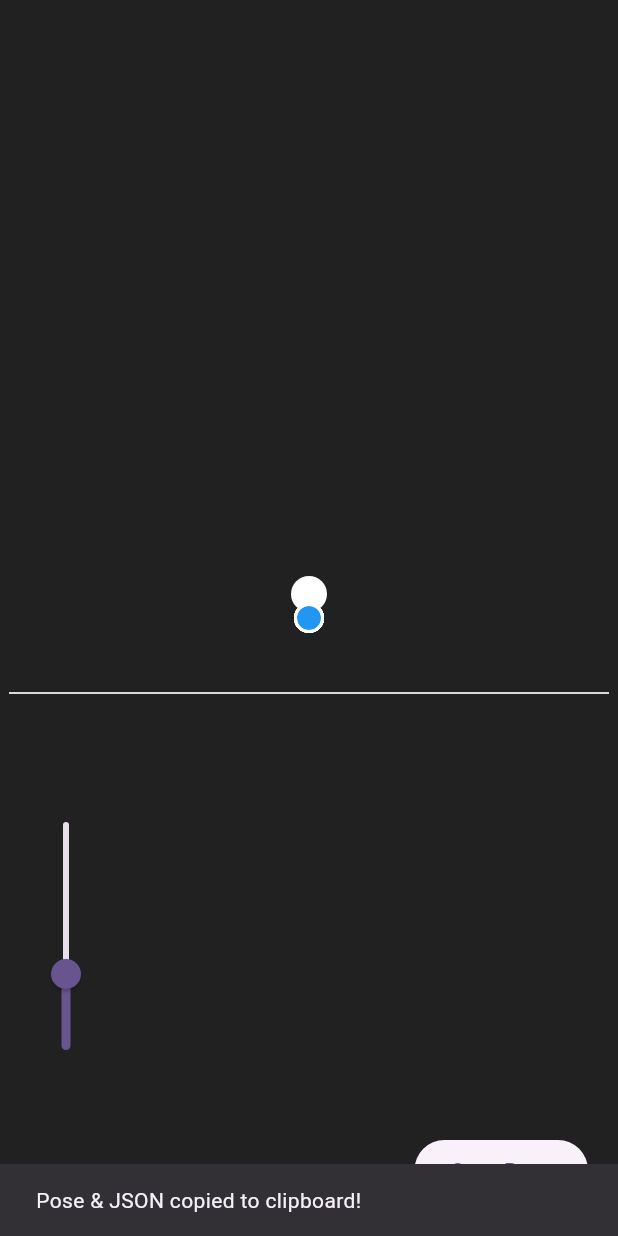
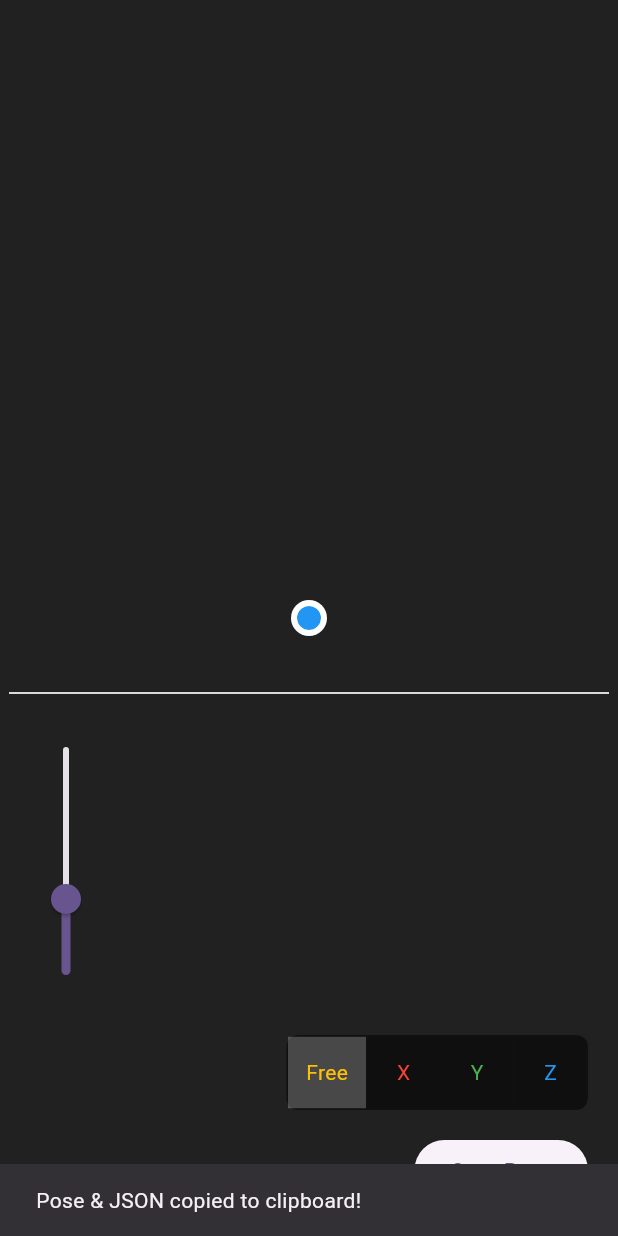
Before and after one commit to leehj825/stickman-animator, a Flutter app: the screen it shows after launch, after a tap on "Copy Pose", on a phone screen of 412 x 824 dp. Run offline on Flutter 3.47's test engine with Material 3 defaults, Android fonts, the phone set to English and light mode, and no system bars.

Commit message:
Finalize Stickman Editor with Axis Constraints and Adjustable Head
- Add 'head' node to `StickmanSkeleton` hierarchy to allow independent adjustment.
- Implement Axis Constraint UI (Free, X, Y, Z) in `StickmanPoseEditor`.
- Update `StickmanPainter` to draw infinite dotted lines for active axis constraints.
- Refactor drag logic to project screen delta onto 3D world axes.
- Ensure legacy procedural animation correctly updates the new head node.

```diff
--- a/lib/src/stickman_animator.dart
+++ b/lib/src/stickman_animator.dart
@@ -29,6 +29,12 @@ class ProceduralMotionStrategy implements MotionStrategy {
     double breath = sin(controller.time * 0.5) * 1.0;
     double bounce = breath * (1 - controller.runWeight) + (sin(controller.time)).abs() * 3.0 * controller.runWeight;
     controller.skeleton.neck.setValues(0, -25 + bounce, 0);
+
+    // Update Head relative to Neck
+    if (controller.skeleton.head != null) {
+      // Offset head by 8 units up (-Y)
+      controller.skeleton.setHead(controller.skeleton.neck + v.Vector3(0, -8, 0));
+    }
 
     // 2. Shoulders & Hips (Relative to body)
     controller.skeleton.lShoulder = controller.skeleton.neck.clone();
--- a/lib/src/stickman_editor.dart
+++ b/lib/src/stickman_editor.dart
@@ -18,26 +18,26 @@ class _StickmanPoseEditorState extends State<StickmanPoseEditor> {
   // Mapping of bone IDs to their StickmanNode objects
   late Map<String, StickmanNode> _nodes;
 
-  // View Parameters (Replaces InteractiveViewer for 3D)
+  // View Parameters
   double _rotationX = 0.0; // Pitch
   double _rotationY = 0.0; // Yaw (Turntable)
-  double _zoom = 2.0;      // Default Larger Zoom
+  double _zoom = 2.0;
   Offset _pan = Offset.zero;
 
   // Selection State
   String? _selectedNodeId;
 
+  // Axis Mode State
+  AxisMode _axisMode = AxisMode.none;
+
   @override
   void initState() {
     super.initState();
     _refreshNodeCache();
-
-    // Set to ManualMotionStrategy
     widget.controller.setStrategy(ManualMotionStrategy());
   }
 
   void _refreshNodeCache() {
-    // Rebuild local map from root traversal to ensure we have all current nodes
     final allNodes = <StickmanNode>[];
     void traverse(StickmanNode n) {
       allNodes.add(n);
@@ -48,7 +48,6 @@ class _StickmanPoseEditorState extends State<StickmanPoseEditor> {
   }
 
   // Coordinate Mapping
-  // Must match StickmanPainter.project logic
   Offset _toScreen(v.Vector3 vec, Size size) {
     return StickmanPainter.project(
       vec * widget.controller.scale,
@@ -60,77 +59,84 @@ class _StickmanPoseEditorState extends State<StickmanPoseEditor> {
     );
   }
 
-  void _updateBonePosition(String nodeId, Offset delta) {
+  void _updateBonePosition(String nodeId, Offset screenDelta) {
     if (!_nodes.containsKey(nodeId)) return;
 
     final node = _nodes[nodeId]!;
     final modelScale = widget.controller.scale;
     if (modelScale == 0) return;
 
-    // Apply Inverse Rotation to Delta
-    // We are dragging in Screen Space (DX, DY).
-    // We want World Space delta (WX, WY, WZ).
-    // The View Rotation was:
-    // X' = X cosY - Z sinY
-    // Z' = X sinY + Z cosY
-    // Y' = Y
-    // (Then pitch X...)
+    // Scale Factor converting World Units to Screen Pixels
+    final scaleFactor = modelScale * _zoom;
 
-    // This inverse is complex because we project 3D to 2D.
-    // Movement in Screen X corresponds to movement along the View Right vector.
-    // Movement in Screen Y corresponds to movement along the View Up vector.
-
-    // View Right Vector in World Space:
-    // Start with (1,0,0). Rotate Y(yaw) -> (cosY, 0, sinY). Rotate X(pitch) -> (cosY, 0, sinY) if Pitch is 0?
-    // Let's assume Pitch is small or handled simply.
-    // Ideally, we invert the rotation matrix.
-
-    // Simple approach:
-    // Rotate the delta vector (dx, dy, 0) by the Inverse View Rotation.
-    // Inverse Orbit Rotation:
-    // Un-pitch (X), then Un-yaw (Y).
-
-    // Let's construct a simple rotation logic inverse.
-    // Screen X corresponds to Camera Right.
-    // Screen Y corresponds to Camera Up.
-
-    // Camera Basis vectors in World Space:
-    // Right = (cos(-rotY), 0, -sin(-rotY)) = (cosY, 0, sinY) ? (Check signs)
-    // Up = ...
-
-    // Let's use VectorMath Matrix.
+    // Inverse View Rotation Matrix (Camera to World)
     final rotMatrix = v.Matrix4.identity()
       ..rotateX(_rotationX)
       ..rotateY(_rotationY);
-
-    // The view transform rotates World to Camera.
-    // So Camera to World is the Inverse.
     final invMatrix = v.Matrix4.inverted(rotMatrix);
 
-    // Screen Delta as a vector on the View Plane
-    final screenDelta = v.Vector3(delta.dx, delta.dy, 0);
+    if (_axisMode == AxisMode.none) {
+      // Free Move (Screen Plane -> View Plane)
+      // Screen X -> View Right -> World Vector
+      // Screen Y -> View Up -> World Vector
 
-    // Transform by Inverse
-    final worldDelta = invMatrix.transform3(screenDelta);
+      final delta3 = v.Vector3(screenDelta.dx, screenDelta.dy, 0);
+      final worldDelta = invMatrix.transform3(delta3);
 
-    // Scale adjustment
-    final scaleFactor = modelScale * _zoom;
+      node.position.x += worldDelta.x / scaleFactor;
+      node.position.y += worldDelta.y / scaleFactor;
+      node.position.z += worldDelta.z / scaleFactor;
 
-    node.position.x += worldDelta.x / scaleFactor;
-    node.position.y += worldDelta.y / scaleFactor;
-    node.position.z += worldDelta.z / scaleFactor;
+    } else {
+      // Axis Constrained Move
+      // We want to move along a specific World Axis (e.g. X: 1,0,0)
+      // We need to find how much the Screen Drag corresponds to movement along that axis.
+      // 1. Project the World Axis onto the Screen Vector.
+      // 2. Dot Product Screen Delta with Projected Axis Vector.
+
+      v.Vector3 axisDir;
+      if (_axisMode == AxisMode.x) axisDir = v.Vector3(1, 0, 0);
+      else if (_axisMode == AxisMode.y) axisDir = v.Vector3(0, 1, 0);
+      else axisDir = v.Vector3(0, 0, 1);
+
+      // Transform World Axis to View Space (Camera Relative Axis)
+      // We use rotMatrix (World -> Camera)
+      // We only rotate the direction, not translate.
+      // Actually, rotMatrix is 4x4.
+      final viewAxis = rotMatrix.transform3(axisDir.clone()); // Assuming pure rotation matrix
+
+      // Now we have the axis direction in View Space (X=Right, Y=Down, Z=Depth).
+      // We project this onto the Screen Plane (X, Y).
+      // Since it's orthographic, Screen X = View X, Screen Y = View Y.
+      final screenAxisDir = Offset(viewAxis.x, viewAxis.y);
+
+      // If axis is perpendicular to screen (pointing purely in Z), magnitude is 0.
+      double screenMag = screenAxisDir.distance;
+      if (screenMag < 0.001) return; // Cannot move this axis from this angle
+
+      // Normalize Screen Axis Direction
+      final screenAxisUnit = screenAxisDir / screenMag;
+
+      // Project Mouse Delta onto Screen Axis
+      double projection = screenDelta.dx * screenAxisUnit.dx + screenDelta.dy * screenAxisUnit.dy;
+
+      // Calculate World Movement Amount
+      // projection (pixels) = worldMove * scaleFactor * screenMag (foreshortening)
+      // worldMove = projection / (scaleFactor * screenMag)
+
+      double worldMove = projection / (scaleFactor * screenMag);
+
+      // Apply to Node
+      node.position.add(axisDir * worldMove);
+    }
   }
 
-  // Node Operations
   void _addNodeToSelected() {
     if (_selectedNodeId == null || !_nodes.containsKey(_selectedNodeId)) return;
-
     final parent = _nodes[_selectedNodeId]!;
     final newNodeId = 'node_${DateTime.now().millisecondsSinceEpoch}';
-    // Offset relative to parent in screen space? No, just world offset.
     final offset = v.Vector3(5, 5, 0);
     final newNode = StickmanNode(newNodeId, parent.position + offset);
-
     setState(() {
       parent.children.add(newNode);
       _refreshNodeCache();
@@ -140,7 +146,6 @@ class _StickmanPoseEditorState extends State<StickmanPoseEditor> {
 
   void _removeSelectedNode() {
      if (_selectedNodeId == null || _selectedNodeId == 'hip') return;
-
      StickmanNode? parent;
      for (var node in _nodes.values) {
        if (node.children.any((c) => c.id == _selectedNodeId)) {
@@ -148,7 +153,6 @@ class _StickmanPoseEditorState extends State<StickmanPoseEditor> {
          break;
        }
      }
-
      if (parent != null) {
        setState(() {
          parent!.children.removeWhere((c) => c.id == _selectedNodeId);
@@ -160,59 +164,20 @@ class _StickmanPoseEditorState extends State<StickmanPoseEditor> {
 
   @override
   Widget build(BuildContext context) {
-    _refreshNodeCache(); // Ensure sync before build
+    _refreshNodeCache();
 
     return LayoutBuilder(
       builder: (context, constraints) {
         final size = Size(constraints.maxWidth, constraints.maxHeight);
 
-        return Scaffold( // Use Scaffold for background color
+        return Scaffold(
           backgroundColor: Colors.grey[900],
           body: Stack(
             children: [
-              // Layer 1: Gesture Detector & Painter
+              // Layer 1: Gesture & Painter
               GestureDetector(
-                behavior: HitTestBehavior.opaque, // Catch all touches in background
-                onScaleStart: (details) {
-                  // No-op, just start
-                },
-                onScaleUpdate: (details) {
-                  setState(() {
-                    if (details.pointerCount == 1) {
-                      // One finger: Rotate
-                      // Sensitivity
-                      _rotationY -= details.focalPointDelta.dx * 0.01;
-                      _rotationX += details.focalPointDelta.dy * 0.01;
-                      // Clamp Pitch to avoid flipping?
-                      // _rotationX = _rotationX.clamp(-1.5, 1.5);
-                    } else {
-                      // Two fingers: Zoom (Scale) & Pan?
-                      // details.scale is relative to start of gesture.
-                      // We need relative to previous frame?
-                      // onScaleUpdate provides scale since start.
-                      // This is tricky without storing previousScale.
-                      // Let's use horizontalDrag/verticalDrag for Rotate if pointer==1?
-                      // onScaleUpdate covers everything.
-
-                      // Simple zoom logic:
-                      // We can just use the scale delta if we track it, OR just map scale directly.
-                      // But details.scale resets to 1.0 each gesture start? No, it accumulates.
-
-                      // Actually, let's just implement Zoom via scale delta:
-                      // But details.scale is "scale of this gesture".
-                      // We need `_zoom *= details.scaleDelta` equivalent.
-                      // `details.scale` is total scale since start.
-                      // We can assume small changes per frame? No.
-
-                      // Standard pattern:
-                      // Store `_baseZoom` on ScaleStart.
-                      // `_zoom = _baseZoom * details.scale`.
-                    }
-                  });
-                },
-                // Let's try simpler separate callbacks
+                behavior: HitTestBehavior.opaque,
                 onPanUpdate: (details) {
-                   // Single finger pan -> Rotate
                    setState(() {
                       _rotationY -= details.delta.dx * 0.01;
                       _rotationX += details.delta.dy * 0.01;
@@ -226,15 +191,17 @@ class _StickmanPoseEditorState extends State<StickmanPoseEditor> {
                      viewZoom: _zoom,
                      viewPan: _pan,
                      color: Colors.white,
+                     selectedNodeId: _selectedNodeId,
+                     axisMode: _axisMode,
                    ),
                    size: Size.infinite,
                 ),
               ),
 
-              // Zoom Slider (Alternative to Pinch for simplicity/robustness)
+              // Zoom Slider
               Positioned(
                 left: 20,
-                bottom: 100,
+                bottom: 150,
                 child: RotatedBox(
                   quarterTurns: 3,
                   child: SizedBox(
@@ -300,6 +267,40 @@ class _StickmanPoseEditorState extends State<StickmanPoseEditor> {
                       mainAxisSize: MainAxisSize.min,
                       crossAxisAlignment: CrossAxisAlignment.end,
                       children: [
+                        // Axis Controls
+                        Container(
+                          decoration: BoxDecoration(
+                            color: Colors.black54,
+                            borderRadius: BorderRadius.circular(8),
+                          ),
+                          child: ToggleButtons(
+                            isSelected: [
+                              _axisMode == AxisMode.none,
+                              _axisMode == AxisMode.x,
+                              _axisMode == AxisMode.y,
+                              _axisMode == AxisMode.z,
+                            ],
+                            onPressed: (index) {
+                              setState(() {
+                                if (index == 0) _axisMode = AxisMode.none;
+                                else if (index == 1) _axisMode = AxisMode.x;
+                                else if (index == 2) _axisMode = AxisMode.y;
+                                else if (index == 3) _axisMode = AxisMode.z;
+                              });
+                            },
+                            color: Colors.white,
+                            selectedColor: Colors.amber,
+                            fillColor: Colors.white24,
+                            children: const [
+                              Padding(padding: EdgeInsets.symmetric(horizontal: 12), child: Text("Free")),
+                              Padding(padding: EdgeInsets.symmetric(horizontal: 12), child: Text("X", style: TextStyle(color: Colors.red))),
+                              Padding(padding: EdgeInsets.symmetric(horizontal: 12), child: Text("Y", style: TextStyle(color: Colors.green))),
+                              Padding(padding: EdgeInsets.symmetric(horizontal: 12), child: Text("Z", style: TextStyle(color: Colors.blue))),
+                            ],
+                          ),
+                        ),
+                        const SizedBox(height: 16),
+
                          if (_selectedNodeId != null) ...[
                             FloatingActionButton.small(
                               onPressed: _addNodeToSelected,
@@ -336,7 +337,7 @@ class _StickmanPoseEditorState extends State<StickmanPoseEditor> {
     final skel = widget.controller.skeleton;
     final buffer = StringBuffer();
     String format(v.Vector3 v) => "${v.x.toStringAsFixed(1)}, ${v.y.toStringAsFixed(1)}, ${v.z.toStringAsFixed(1)}";
-    for(var name in ['hip','neck','lShoulder','rShoulder','lHip','rHip','lKnee','rKnee','lFoot','rFoot','lElbow','rElbow','lHand','rHand']) {
+    for(var name in ['hip','neck','head','lShoulder','rShoulder','lHip','rHip','lKnee','rKnee','lFoot','rFoot','lElbow','rElbow','lHand','rHand']) {
        if (_nodes.containsKey(name)) {
          buffer.writeln("..$name.setValues(${format(_nodes[name]!.position)})");
        }
--- a/lib/src/stickman_painter.dart
+++ b/lib/src/stickman_painter.dart
@@ -3,6 +3,9 @@ import 'package:flutter/material.dart';
 import 'package:vector_math/vector_math_64.dart' as v;
 import 'stickman_skeleton.dart'; // Needed for StickmanNode
 import 'stickman_animator.dart';
+
+// Axis Mode Enum (Used in Editor too)
+enum AxisMode { none, x, y, z }
 
 /// 3. THE PAINTER: Pure Flutter Rendering (No Flame logic here)
 class StickmanPainter extends CustomPainter {
@@ -15,6 +18,10 @@ class StickmanPainter extends CustomPainter {
   final double viewZoom;
   final Offset viewPan;
 
+  // Editor State
+  final String? selectedNodeId;
+  final AxisMode axisMode;
+
   StickmanPainter({
     required this.controller,
     this.color = Colors.white,
@@ -22,6 +29,8 @@ class StickmanPainter extends CustomPainter {
     this.viewRotationY = 0.0,
     this.viewZoom = 1.0,
     this.viewPan = Offset.zero,
+    this.selectedNodeId,
+    this.axisMode = AxisMode.none,
   });
 
   // Public helper so Editor can use exact same projection
@@ -46,17 +55,10 @@ class StickmanPainter extends CustomPainter {
     double x2 = x1;
 
     // 2. Scale (Zoom) + Model Scale
-    // We treat z2 as depth but for orthographic drawing we just drop it
-    // or use it for sorting (not needed for wireframe lines).
-    // Note: Standard canvas coords: X right, Y down.
-    // Our 3D model: Y? Stickman seems to use Y down? (Head -25, Hip 0).
-    // Let's assume standard Flutter coord system.
-
     double sx = x2 * zoom;
     double sy = y2 * zoom;
 
     // 3. Center and Pan
-    // Center of canvas
     double cx = size.width / 2;
     double cy = size.height / 2;
 
@@ -65,15 +67,11 @@ class StickmanPainter extends CustomPainter {
 
   @override
   void paint(Canvas canvas, Size size) {
-    // Note: We don't use canvas.scale/translate directly because we want full control over 3D rotation projection.
-    // But we could use Matrix4 for rotation if we wanted.
-    // Manual projection is fine for wireframe.
-
     final skel = controller.skeleton;
     final paint = Paint()
       ..color = color
       ..style = PaintingStyle.stroke
-      ..strokeWidth = 3.0 * viewZoom * controller.scale // Adjust stroke with zoom? Maybe keep constant or scale? User said "larger", usually means visual scale.
+      ..strokeWidth = 3.0 * viewZoom * controller.scale
       ..strokeCap = StrokeCap.round;
 
     final fillPaint = Paint()..color = color ..style = PaintingStyle.fill;
@@ -83,7 +81,7 @@ class StickmanPainter extends CustomPainter {
 
     // 3D Projection Helper instance
     Offset toScreen(v.Vector3 vec) => project(
-      vec * controller.scale, // Apply model scale here
+      vec * controller.scale,
       size,
       viewRotationX,
       viewRotationY,
@@ -95,6 +93,11 @@ class StickmanPainter extends CustomPainter {
     void drawNode(StickmanNode node) {
       final start = toScreen(node.position);
 
+      // Special Draw for Head Node
+      if (node.id == 'head') {
+        canvas.drawCircle(start, 6 * viewZoom * controller.scale, fillPaint);
+      }
+
       for (var child in node.children) {
          final end = toScreen(child.position);
          canvas.drawLine(start, end, paint);
@@ -105,21 +108,76 @@ class StickmanPainter extends CustomPainter {
     // Draw Bones
     drawNode(skel.root);
 
-    // Legacy: Head (Draw at neck position)
-    if (skel.nodes.containsKey('neck')) {
-      // Offset headCenter = toScreen(skel.neck + v.Vector3(0, -8, 0));
-      // Need to project the head position after adding offset in 3D
+    // Legacy Support: Only if head node doesn't exist?
+    // StickmanSkeleton now creates head node.
+    // If we loaded old JSON, it might not have 'head'.
+    // If 'head' is missing, draw legacy neck circle.
+    if (!skel.nodes.containsKey('head') && skel.nodes.containsKey('neck')) {
       Offset headCenter = toScreen(skel.neck + v.Vector3(0, -8, 0));
       canvas.drawCircle(headCenter, 6 * viewZoom * controller.scale, fillPaint);
     }
 
-    // Weapons (Legacy logic)
-    if (controller.weaponType == WeaponType.sword && skel.nodes.containsKey('rHand')) {
-      // _drawSword needs updating for 3D rotation, but it uses 2D offsets logic.
-      // It's hard to make 2D sprite logic work in 3D rotation easily.
-      // We will skip strict 3D correctness for the sword drawing for now
-      // or try to project start/end.
-      // _drawSword(canvas, toScreen(skel.rHand), controller.facingAngle, controller.isAttacking);
+    // Draw Axis Constraints (Dotted Line)
+    if (selectedNodeId != null && axisMode != AxisMode.none) {
+      final node = skel.nodes[selectedNodeId];
+      if (node != null) {
+        _drawAxisLine(canvas, size, node.position, axisMode, toScreen);
+      }
+    }
+  }
+
+  void _drawAxisLine(Canvas canvas, Size size, v.Vector3 pos, AxisMode mode, Offset Function(v.Vector3) projectFunc) {
+     final p = Paint()
+       ..style = PaintingStyle.stroke
+       ..strokeWidth = 2.0;
+
+     // Color convention: X=Red, Y=Green, Z=Blue
+     v.Vector3 axisDir;
+     if (mode == AxisMode.x) {
+       p.color = Colors.red;
+       axisDir = v.Vector3(1, 0, 0);
+     } else if (mode == AxisMode.y) {
+       p.color = Colors.green;
+       axisDir = v.Vector3(0, 1, 0);
+     } else { // Z
+       p.color = Colors.blue;
+       axisDir = v.Vector3(0, 0, 1);
+     }
+
+     // Draw a long line through 'pos' along 'axisDir'
+     final length = 1000.0;
+     final start3D = pos - axisDir * length;
+     final end3D = pos + axisDir * length;
+
+     final start2D = projectFunc(start3D);
+     final end2D = projectFunc(end3D);
+
+     _drawDottedLine(canvas, start2D, end2D, p);
+  }
+
+  void _drawDottedLine(Canvas canvas, Offset p1, Offset p2, Paint paint) {
+    const double dashWidth = 5;
+    const double dashSpace = 5;
+    double distance = (p2 - p1).distance;
+    double dx = (p2.dx - p1.dx) / distance;
+    double dy = (p2.dy - p1.dy) / distance;
+
+    // Don't draw if distance is zero (axis perpendicular to view)
+    if (distance == 0) return;
+
+    double currentX = p1.dx;
+    double currentY = p1.dy;
+
+    double drawn = 0;
+    while (drawn < distance) {
+       canvas.drawLine(
+         Offset(currentX, currentY),
+         Offset(currentX + dx * dashWidth, currentY + dy * dashWidth),
+         paint
+       );
+       currentX += dx * (dashWidth + dashSpace);
+       currentY += dy * (dashWidth + dashSpace);
+       drawn += dashWidth + dashSpace;
     }
   }
 
@@ -129,13 +187,12 @@ class StickmanPainter extends CustomPainter {
       ..style = PaintingStyle.stroke
       ..strokeWidth = 1.0;
 
-    // Grid size: -100 to 100
     const int steps = 10;
     const double range = 100.0;
     const double stepSize = range * 2 / steps;
 
     Offset p(double x, double z) => project(
-      v.Vector3(x, 25, z) * controller.scale, // Ground at Y=25 (Stickman feet approx)
+      v.Vector3(x, 25, z) * controller.scale,
       size,
       viewRotationX,
       viewRotationY,
@@ -145,9 +202,7 @@ class StickmanPainter extends CustomPainter {
 
     for (int i = 0; i <= steps; i++) {
       double v = -range + i * stepSize;
-      // Z-lines (vary X)
       canvas.drawLine(p(-range, v), p(range, v), gridPaint);
-      // X-lines (vary Z)
       canvas.drawLine(p(v, -range), p(v, range), gridPaint);
     }
   }
@@ -158,6 +213,8 @@ class StickmanPainter extends CustomPainter {
            oldDelegate.viewRotationY != viewRotationY ||
            oldDelegate.viewZoom != viewZoom ||
            oldDelegate.viewPan != viewPan ||
-           oldDelegate.controller != controller;
+           oldDelegate.controller != controller ||
+           oldDelegate.selectedNodeId != selectedNodeId ||
+           oldDelegate.axisMode != axisMode;
   }
 }
--- a/lib/src/stickman_skeleton.dart
+++ b/lib/src/stickman_skeleton.dart
@@ -54,6 +54,10 @@ class StickmanSkeleton {
 
     final neck = StickmanNode('neck', v.Vector3.zero());
     root.children.add(neck);
+
+    // Head as child of Neck
+    final head = StickmanNode('head', v.Vector3.zero());
+    neck.children.add(head);
 
     final lShoulder = StickmanNode('lShoulder', v.Vector3.zero());
     final rShoulder = StickmanNode('rShoulder', v.Vector3.zero());
@@ -117,12 +121,15 @@ class StickmanSkeleton {
   Map<String, StickmanNode> get nodes => _nodes;
 
   // Legacy Getters and Setters
-  // The setter copies values into the node's position vector
   v.Vector3 get hip => _nodes['hip']!.position;
   set hip(v.Vector3 v) => _nodes['hip']!.position.setFrom(v);
 
   v.Vector3 get neck => _nodes['neck']!.position;
   set neck(v.Vector3 v) => _nodes['neck']!.position.setFrom(v);
+
+  // New Head getter/setter (safe access)
+  v.Vector3? get head => _nodes['head']?.position;
+  void setHead(v.Vector3 v) => _nodes['head']?.position.setFrom(v);
 
   v.Vector3 get lShoulder => _nodes['lShoulder']!.position;
   set lShoulder(v.Vector3 v) => _nodes['lShoulder']!.position.setFrom(v);
```
